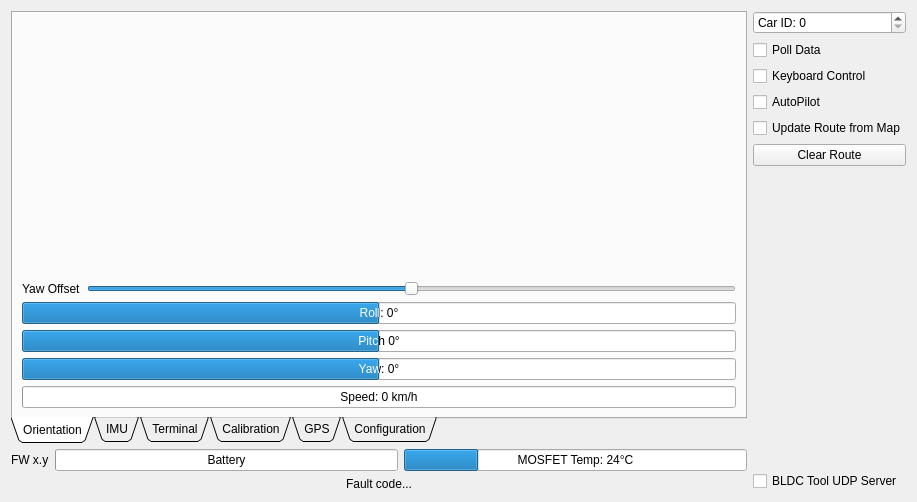
This is Linux/RC_Car_Tool/carinterface.ui in vedderb/rise_sdvp as Qt 5 draws it before an edit. The edited form follows.
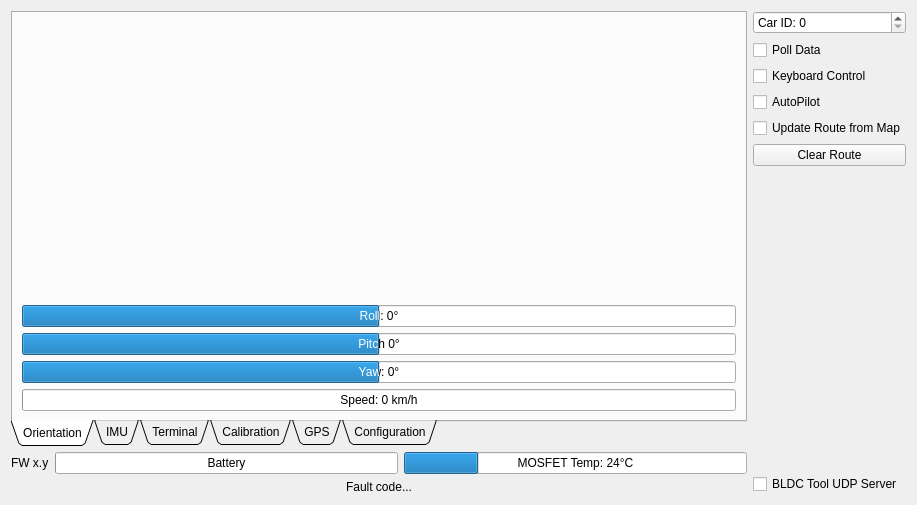
This is the edited form. Custom widgets are drawn as their Qt base class.

Commit message: Optimization, set position fix

```diff
--- a/Linux/RC_Car_Tool/carinterface.ui
+++ b/Linux/RC_Car_Tool/carinterface.ui
@@ -7,7 +7,7 @@
     <x>0</x>
     <y>0</y>
     <width>917</width>
-    <height>502</height>
+    <height>505</height>
    </rect>
   </property>
   <property name="windowTitle">
@@ -27,6 +27,9 @@
        <property name="currentIndex">
         <number>0</number>
        </property>
+       <property name="tabsClosable">
+        <bool>false</bool>
+       </property>
        <widget class="QWidget" name="tab">
         <attribute name="title">
          <string>Orientation</string>
@@ -42,33 +45,6 @@
            </property>
           </widget>
          </item>
-         <item>
-          <layout class="QHBoxLayout" name="horizontalLayout_3">
-           <item>
-            <widget class="QLabel" name="label">
-             <property name="text">
-              <string>Yaw Offset</string>
-             </property>
-            </widget>
-           </item>
-           <item>
-            <widget class="QSlider" name="yawOffsetSlider">
-             <property name="minimum">
-              <number>-180</number>
-             </property>
-             <property name="maximum">
-              <number>180</number>
-             </property>
-             <property name="orientation">
-              <enum>Qt::Horizontal</enum>
-             </property>
-             <property name="tickPosition">
-              <enum>QSlider::NoTicks</enum>
-             </property>
-            </widget>
-           </item>
-          </layout>
-         </item>
          <item>
           <widget class="QProgressBar" name="rollBar">
            <property name="minimum">
```
Left out of the diff: 18 changed lines with no effect on the pictures. The commit also changes 27 other files.
